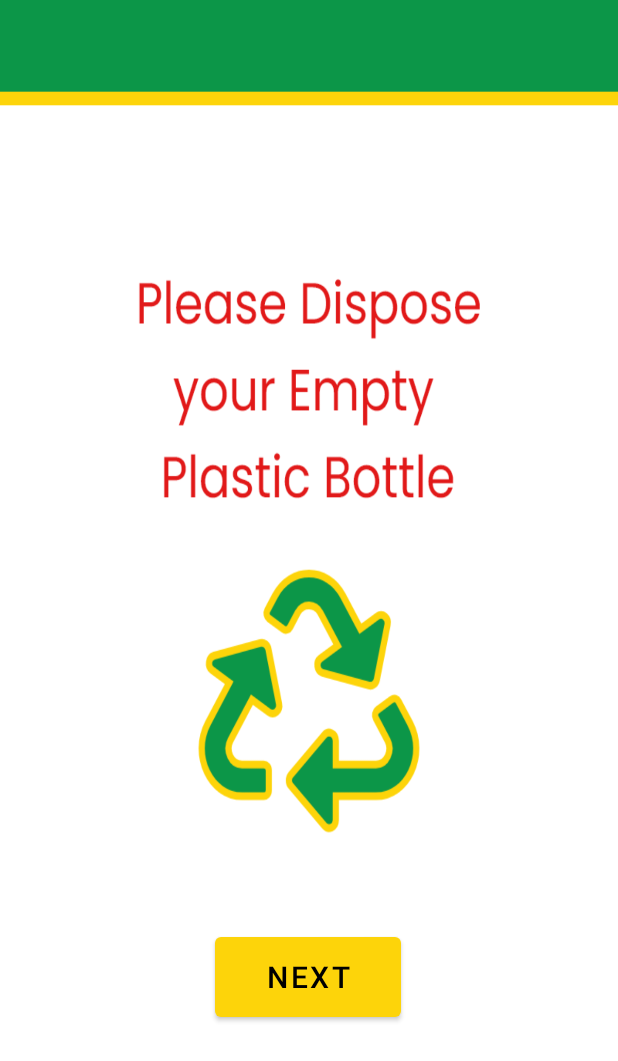
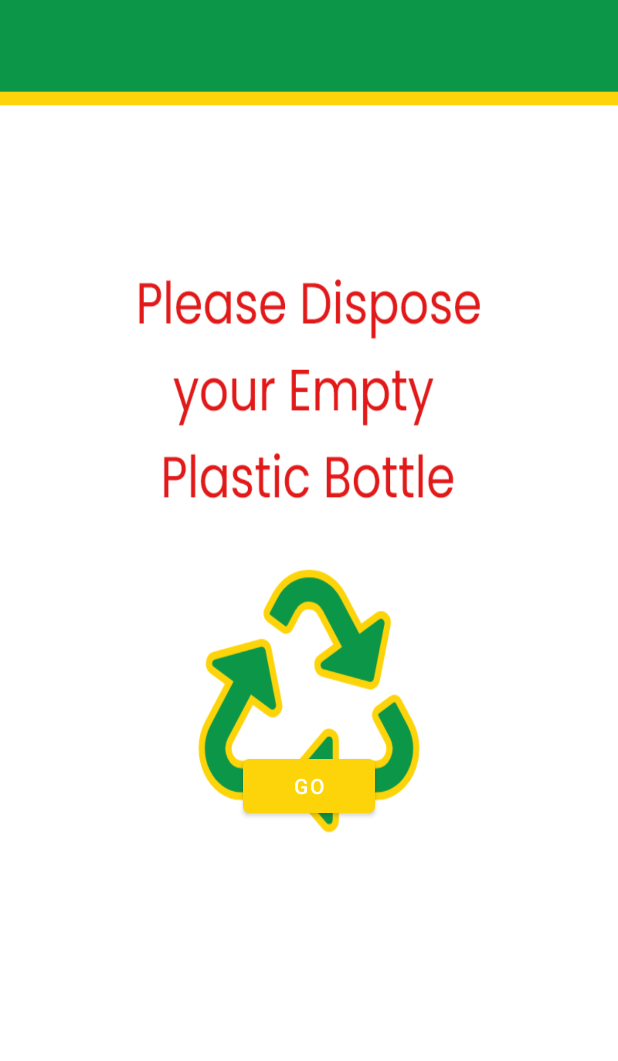
Before and after one commit to shehancg/VendingApp2, an Android app: the CustomerView1 screen opened directly, with no data from a screen before it, on a phone screen of 412 x 824 dp. Shown: the top 1061 px of the screen. Run offline under Robolectric (Android 15) with nearby library versions, the phone set to English and light mode, and no system bars.

Commit message:
Quick Update

```diff
--- a/app/src/main/java/com/example/vendingapp/CustomerView1.java
+++ b/app/src/main/java/com/example/vendingapp/CustomerView1.java
@@ -2,13 +2,36 @@ package com.example.vendingapp;
 
 import androidx.appcompat.app.AppCompatActivity;
 
+import android.content.Intent;
 import android.os.Bundle;
+import android.speech.tts.TextToSpeech;
+import android.widget.Button;
+
+import java.util.Locale;
 
 public class CustomerView1 extends AppCompatActivity {
+    private TextToSpeech tts;
 
+    private String txt="Please dispose your Empty Plastic Bottle";
     @Override
     protected void onCreate(Bundle savedInstanceState) {
         super.onCreate(savedInstanceState);
         setContentView(R.layout.activity_customer_view1);
+        Button nxt = findViewById(R.id.btnGO);
+
+        nxt.setOnClickListener(v -> {
+            Intent intent = new Intent(CustomerView1.this,CustomerView_2.class);
+            startActivity(intent);
+        });
+
+        tts = new TextToSpeech(getApplicationContext(), status -> {
+            if(status == TextToSpeech.SUCCESS ){
+                tts.setLanguage(Locale.ENGLISH);
+                tts.setSpeechRate(0.8f);
+                tts.setPitch(1);
+                tts.speak(txt,TextToSpeech.QUEUE_FLUSH,null);
+            }
+        });
+
     }
 }
--- a/app/src/main/res/layout/activity_customer_view1.xml
+++ b/app/src/main/res/layout/activity_customer_view1.xml
@@ -2,23 +2,19 @@
 <androidx.constraintlayout.widget.ConstraintLayout xmlns:android="http://schemas.android.com/apk/res/android"
     xmlns:app="http://schemas.android.com/apk/res-auto"
     xmlns:tools="http://schemas.android.com/tools"
+    android:id="@+id/btnGo"
     android:layout_width="match_parent"
     android:layout_height="match_parent"
     android:background="@drawable/userviewone"
     tools:context=".CustomerView1">
 
-
     <Button
-        android:id="@+id/button10"
-        android:layout_width="124dp"
-        android:layout_height="65dp"
-        android:layout_marginBottom="140dp"
-        android:text="Next"
-        android:textColor="@color/black"
-        android:textSize="20sp"
-        app:layout_constraintBottom_toBottomOf="parent"
+        android:id="@+id/btnGO"
+        android:layout_width="wrap_content"
+        android:layout_height="wrap_content"
+        android:layout_marginTop="500dp"
+        android:text="Go"
         app:layout_constraintEnd_toEndOf="parent"
-        app:layout_constraintHorizontal_bias="0.498"
-        app:layout_constraintStart_toStartOf="parent" />
-
+        app:layout_constraintStart_toStartOf="parent"
+        app:layout_constraintTop_toTopOf="parent" />
 </androidx.constraintlayout.widget.ConstraintLayout>
--- a/app/src/main/res/layout/activity_customer_view3.xml
+++ b/app/src/main/res/layout/activity_customer_view_3.xml
@@ -5,6 +5,6 @@
     android:layout_width="match_parent"
     android:layout_height="match_parent"
     android:background="@drawable/userviewthree"
-    tools:context=".CustomerView3">
+    tools:context=".CustomerView_3">
 
 </androidx.constraintlayout.widget.ConstraintLayout>
```
Also changed, not shown: app/src/main/AndroidManifest.xml (+5 -10 lines), app/src/main/java/com/example/vendingapp/Admin.java (deleted, +0 -14 lines), app/src/main/java/com/example/vendingapp/CustomerView2.java (deleted, +0 -14 lines), app/src/main/java/com/example/vendingapp/CustomerView3.java (deleted, +0 -14 lines), app/src/main/java/com/example/vendingapp/CustomerView_2.java (added, +75 -0 lines), app/src/main/java/com/example/vendingapp/CustomerView_3.java (added, +41 -0 lines), app/src/main/java/com/example/vendingapp/MainActivity.java (+7 -2 lines), app/src/main/java/com/example/vendingapp/admin1.java (added, +39 -0 lines), app/src/main/res/layout/activity_admin1.xml (renamed from app/src/main/res/layout/activity_admin.xml, +14 -4 lines), app/src/main/res/layout/activity_customer_view_2.xml (renamed from app/src/main/res/layout/activity_customer_view2.xml, +20 -9 lines), 2 other files.
